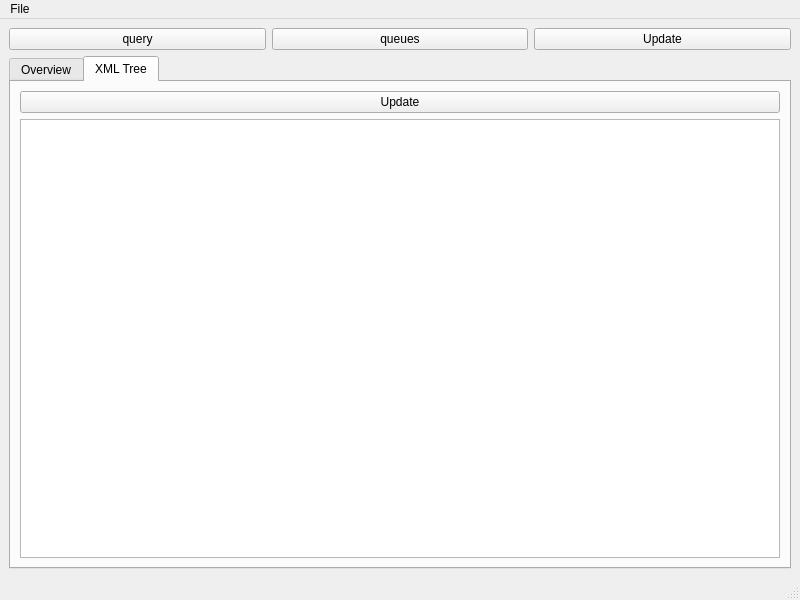
Old version of the form apps/delilahQt/MainWindow.ui in the repository telefonicaid/fiware-cosmos-platform.
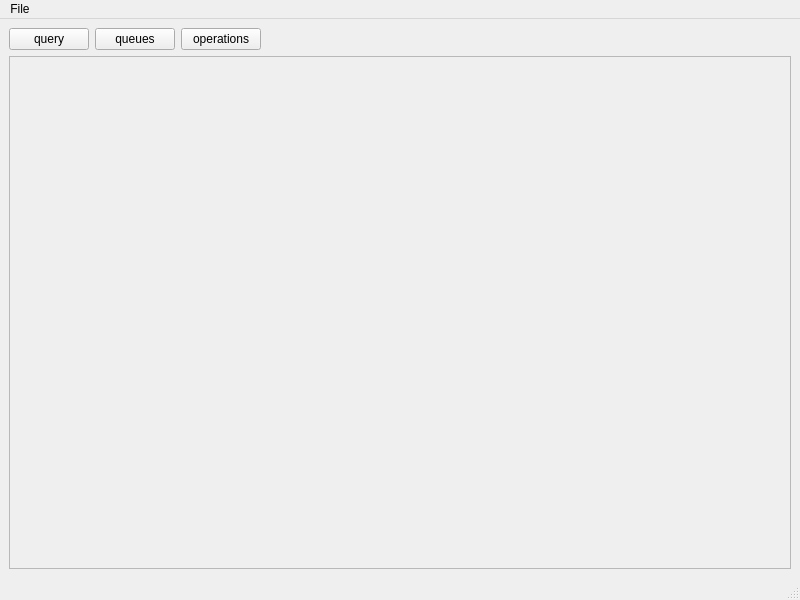
New version of the form.

What changed in the file:
```diff
--- a/apps/delilahQt/MainWindow.ui
+++ b/apps/delilahQt/MainWindow.ui
@@ -14,45 +14,44 @@
    <string>MainWindow</string>
   </property>
   <widget class="QWidget" name="centralwidget">
-   <layout class="QHBoxLayout" name="horizontalLayout_2">
+   <layout class="QHBoxLayout" name="horizontalLayout">
     <item>
      <layout class="QGridLayout" name="gridLayout">
       <item row="0" column="0">
-       <layout class="QHBoxLayout" name="horizontalLayout">
-        <item>
          <widget class="QPushButton" name="samsonQueryPushButton">
           <property name="text">
            <string>query</string>
           </property>
          </widget>
         </item>
-        <item>
+      <item row="0" column="1">
          <widget class="QPushButton" name="queuesButton">
           <property name="text">
            <string>queues</string>
           </property>
          </widget>
         </item>
-        <item>
-         <widget class="QPushButton" name="samsonQueryPushButton_3">
+      <item row="0" column="2">
+       <widget class="QPushButton" name="streamOperationsButton">
           <property name="text">
-           <string>Update</string>
+         <string>operations</string>
           </property>
          </widget>
         </item>
-       </layout>
+      <item row="0" column="3">
+       <spacer name="horizontalSpacer">
+        <property name="orientation">
+         <enum>Qt::Horizontal</enum>
+        </property>
+        <property name="sizeHint" stdset="0">
+         <size>
+          <width>40</width>
+          <height>20</height>
+         </size>
+        </property>
+       </spacer>
       </item>
-      <item row="1" column="0">
-       <widget class="QTabWidget" name="tabWidget">
-        <property name="currentIndex">
-         <number>1</number>
-        </property>
-        <widget class="QWidget" name="tab_3">
-         <attribute name="title">
-          <string>Overview</string>
-         </attribute>
-         <layout class="QHBoxLayout" name="horizontalLayout_4">
-          <item>
+      <item row="1" column="0" colspan="4">
            <widget class="QScrollArea" name="scrollArea">
             <property name="widgetResizable">
              <bool>true</bool>
@@ -62,38 +61,13 @@
               <rect>
                <x>0</x>
                <y>0</y>
-               <width>726</width>
-               <height>426</height>
+           <width>767</width>
+           <height>492</height>
               </rect>
              </property>
              <layout class="QHBoxLayout" name="horizontalLayout_3">
               <item>
                <layout class="QVBoxLayout" name="verticalLayout"/>
-              </item>
-             </layout>
-            </widget>
-           </widget>
-          </item>
-         </layout>
-        </widget>
-        <widget class="QWidget" name="tab_4">
-         <attribute name="title">
-          <string>XML Tree</string>
-         </attribute>
-         <layout class="QHBoxLayout" name="horizontalLayout_5">
-          <item>
-           <layout class="QVBoxLayout" name="verticalLayout_2">
-            <item>
-             <widget class="QPushButton" name="treeUpdateButton">
-              <property name="text">
-               <string>Update</string>
-              </property>
-             </widget>
-            </item>
-            <item>
-             <widget class="QTreeView" name="treeView"/>
-            </item>
-           </layout>
           </item>
          </layout>
         </widget>
```
Lines whose indentation alone changed are shown as unchanged.
